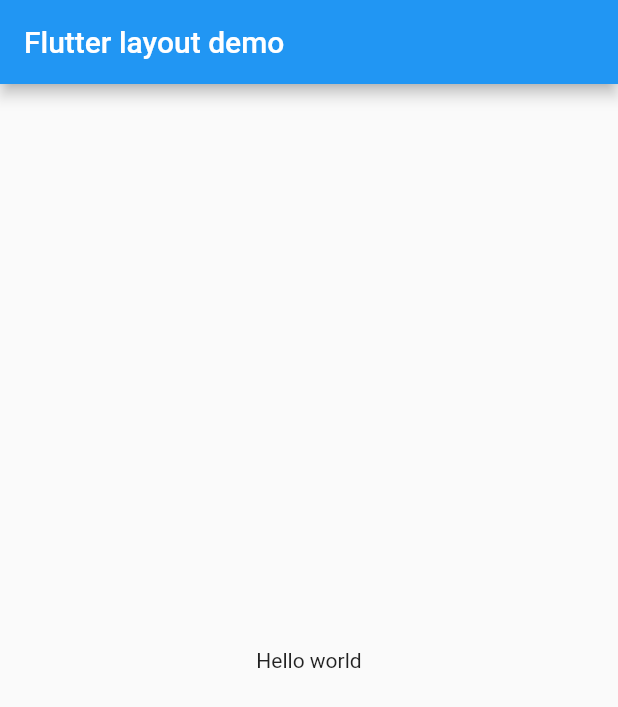
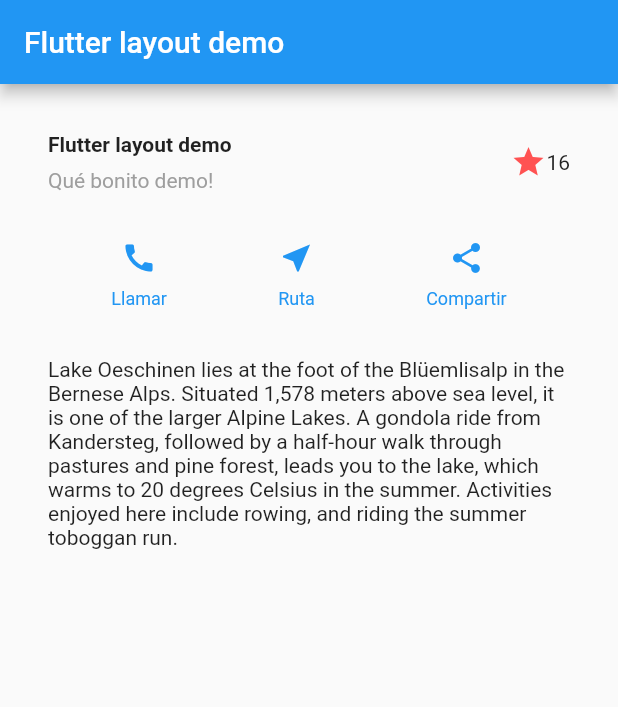
Before and after one commit to Javieravellan/hello-world, a Flutter app: the screen it shows after launch, on a phone screen of 412 x 824 dp. Shown: the top 707 px of the screen. Run offline on Flutter 3.47's test engine with Material 2 defaults, Android fonts, the phone set to English and light mode, and no system bars.

Commit message:
Se agregó la sección de botones y de texto.

```diff
--- a/lib/main.dart
+++ b/lib/main.dart
@@ -63,19 +63,86 @@ class MyApp extends StatelessWidget {
       )
     );
 
+    Color colorPrimary = Theme.of(context).primaryColor;
+
+    Widget buttonSection = Container(
+
+      child: Row(
+        mainAxisAlignment: MainAxisAlignment.spaceEvenly,
+
+        children: <Widget>[
+          _buildButtonColumn(colorPrimary, Icons.call, "Llamar"),
+          _buildButtonColumn(colorPrimary, Icons.near_me, "Ruta"),
+          _buildButtonColumn(colorPrimary, Icons.share, "Compartir")
+        ],
+      )
+    );
+
+    // Seccion de párrafo
+    Widget sectionText = Container(
+      padding: EdgeInsets.all(32),
+      child: Text(
+        'Lake Oeschinen lies at the foot of the Blüemlisalp in the Bernese '
+        'Alps. Situated 1,578 meters above sea level, it is one of the '
+        'larger Alpine Lakes. A gondola ride from Kandersteg, followed by a '
+        'half-hour walk through pastures and pine forest, leads you to the '
+        'lake, which warms to 20 degrees Celsius in the summer. Activities '
+        'enjoyed here include rowing, and riding the summer toboggan run.',
+        softWrap: true,
+      )
+    );
+
     return MaterialApp(
       title: 'Flutter layout demo',
+      //scaffold permite crear una estructura basica para la app. una barra superior y un cuerpo.
       home: Scaffold(
         appBar: AppBar(
           title: Text("Flutter layout demo")
         ),
 
-        body: Center(
-          child: Text("Hello world")
+        body: Column(
+          children: [
+            // Agregamos a la app el Widget Container que contiene una row que creamos previamente.
+            sectionTitle,
+            buttonSection,
+            sectionText
+
+          ],
+
         )
 
       ),
 
     );
   }
+
+  // devuelve un widget de tipo columna con el icono, el color y el texto especificado.
+  Column _buildButtonColumn(Color color, IconData icon, String text) {
+
+    return Column(
+
+      mainAxisSize: MainAxisSize.min,
+      mainAxisAlignment: MainAxisAlignment.center,
+
+      children: [
+        Icon(icon, color: color),
+
+        Container(
+
+          padding: EdgeInsets.only(top: 8),
+
+          child: Text(
+            text,
+
+            style: TextStyle(
+              fontSize: 12,
+              fontWeight: FontWeight.w400,
+              color: color
+            )
+          )
+        ),
+      ],
+    );
+
+  }
 }
```
